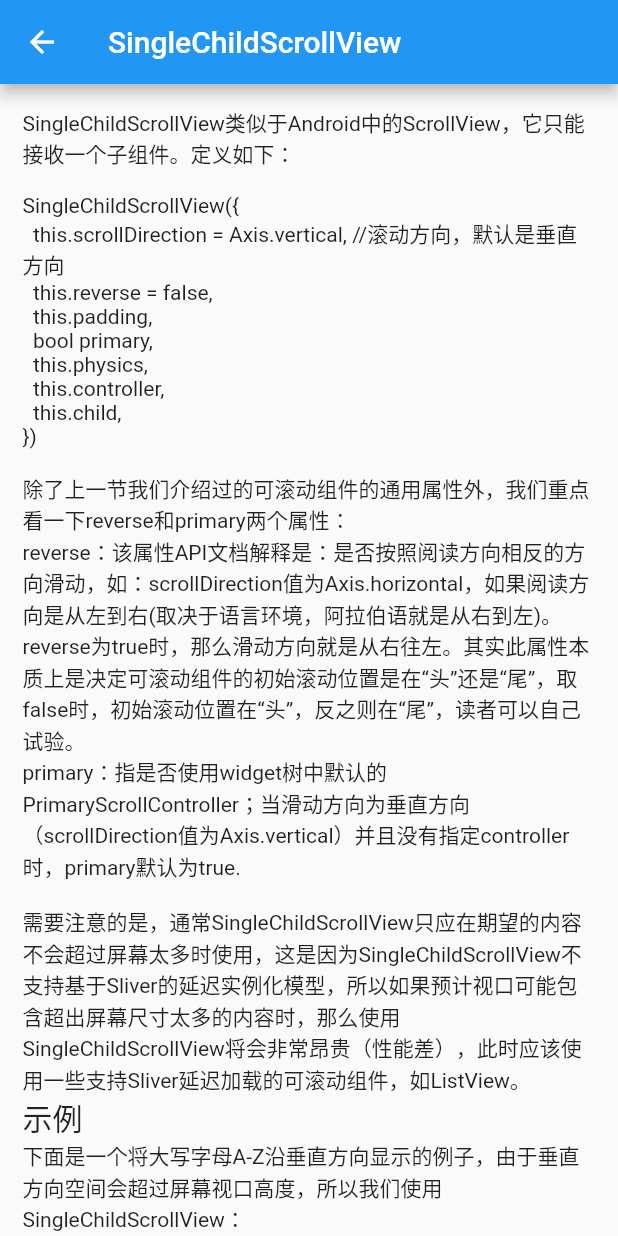
After one commit to 75902641/Learning-flutter, a Flutter app: the SingleChildScrollViewClass screen opened directly, on a phone screen of 412 x 824 dp. The commit adds this screen. Run offline on Flutter 3.47's test engine with Material 2 defaults, Android fonts, the phone set to English and light mode, and no system bars.

Commit message:
更新内容

```diff
--- /dev/null
+++ b/lib/ScrollableComponent/SingleChildScrollView/SingleChildScrollViewClass.dart
@@ -0,0 +1,53 @@
+import 'package:flutter/cupertino.dart';
+import 'package:flutter/material.dart';
+
+class SingleChildScrollViewClass extends StatefulWidget {
+  @override
+  _SingleChildScrollViewClassState createState() =>
+      _SingleChildScrollViewClassState();
+}
+
+class _SingleChildScrollViewClassState
+    extends State<SingleChildScrollViewClass> {
+  String str = "ABCDEFGHIJKLMNOPQRSTUVWXYZ";
+
+  @override
+  Widget build(BuildContext context) {
+    return Scaffold(
+      appBar: AppBar(
+        title: Text('SingleChildScrollView'),
+      ),
+      body: Scrollbar(
+        child: SingleChildScrollView(
+          padding: EdgeInsets.all(15.0),
+          child: Column(
+            crossAxisAlignment: CrossAxisAlignment.start,
+            children: <Widget>[
+              Text(
+                  'SingleChildScrollView类似于Android中的ScrollView，它只能接收一个子组件。定义如下：\n\nSingleChildScrollView({\n  this.scrollDirection = Axis.vertical, //滚动方向，默认是垂直方向\n  this.reverse = false, \n  this.padding, \n  bool primary, \n  this.physics, \n  this.controller,\n  this.child,\n})\n\n除了上一节我们介绍过的可滚动组件的通用属性外，我们重点看一下reverse和primary两个属性：\nreverse：该属性API文档解释是：是否按照阅读方向相反的方向滑动，如：scrollDirection值为Axis.horizontal，如果阅读方向是从左到右(取决于语言环境，阿拉伯语就是从右到左)。reverse为true时，那么滑动方向就是从右往左。其实此属性本质上是决定可滚动组件的初始滚动位置是在“头”还是“尾”，取false时，初始滚动位置在“头”，反之则在“尾”，读者可以自己试验。\nprimary：指是否使用widget树中默认的PrimaryScrollController；当滑动方向为垂直方向（scrollDirection值为Axis.vertical）并且没有指定controller时，primary默认为true.\n\n需要注意的是，通常SingleChildScrollView只应在期望的内容不会超过屏幕太多时使用，这是因为SingleChildScrollView不支持基于Sliver的延迟实例化模型，所以如果预计视口可能包含超出屏幕尺寸太多的内容时，那么使用SingleChildScrollView将会非常昂贵（性能差），此时应该使用一些支持Sliver延迟加载的可滚动组件，如ListView。'),
+              Text(
+                '示例',
+                style: TextStyle(fontSize: 20.0),
+              ),
+              Text(
+                  '下面是一个将大写字母A-Z沿垂直方向显示的例子，由于垂直方向空间会超过屏幕视口高度，所以我们使用SingleChildScrollView：\n\nclass SingleChildScrollViewTestRoute extends StatelessWidget {\n  @override\n  Widget build(BuildContext context) {\n    String str = "ABCDEFGHIJKLMNOPQRSTUVWXYZ";\n    return Scrollbar( // 显示进度条\n      child: SingleChildScrollView(\n        padding: EdgeInsets.all(16.0),\n        child: Center(\n          child: Column( \n            //动态创建一个List<Widget> \n            children: str.split("") \n                //每一个字母都用一个Text显示,字体为原来的两倍\n                .map((c) => Text(c, textScaleFactor: 2.0,)) \n                .toList(),\n          ),\n        ),\n      ),\n    );\n  }\n}\n\n运行效果如下'),
+              Center(
+                child: Column(
+                  //动态创建一个List<Widget>
+                  children: str
+                      .split("")
+                      //每一个字母都用一个Text显示,字体为原来的两倍
+                      .map((c) => Text(
+                            c,
+                            textScaleFactor: 2.0,
+                          ))
+                      .toList(),
+                ),
+              ),
+            ],
+          ),
+        ),
+      ),
+    );
+  }
+}
--- a/lib/main.dart
+++ b/lib/main.dart
@@ -17,6 +17,7 @@ import 'package:flutter_app/LayoutClassComponent/IntroductionToLayoutClassCompon
 import 'package:flutter_app/LayoutClassComponent/LinearLayout/LinearLayoutRowColumn.dart';
 import 'package:flutter_app/LayoutClassComponent/StreamingLayout/StreamingLayout.dart';
 import 'package:flutter_app/ScrollableComponent/IntroductionToScrollableComponents/IntroductionToScrollableComponents.dart';
+import 'package:flutter_app/ScrollableComponent/SingleChildScrollView/SingleChildScrollViewClass.dart';
 import 'BasicControl/InputBoxAndForm/InputBoxAndForm.dart';
 import 'BasicControl/RadioSwitchAndCheckBox/RadioSwitchAndCheckBox.dart';
 
@@ -188,6 +189,10 @@ class _MyHomePageState extends State<MyHomePage> {
           Navigator.push(context, MaterialPageRoute(builder: (context) {
             return IntroductionToScrollableComponents();
           }));
+        } else if (titleItem == 'SingleChildScrollView') {
+          Navigator.push(context, MaterialPageRoute(builder: (context) {
+            return SingleChildScrollViewClass();
+          }));
         }
       },
     );
@@ -215,6 +220,7 @@ class _MyHomePageState extends State<MyHomePage> {
     'Scaffold、TabBar、底部导航',
     '剪裁',
     '可滚动组件简介',
+    'SingleChildScrollView'
   ];
 
   List<Icon> iconItems = <Icon>[
@@ -238,6 +244,7 @@ class _MyHomePageState extends State<MyHomePage> {
     new Icon(Icons.keyboard),
     new Icon(Icons.radio_button_checked),
     new Icon(Icons.router),
+    new Icon(Icons.pages),
   ];
 
   List<String> subTitleItems = <String>[
@@ -260,6 +267,7 @@ class _MyHomePageState extends State<MyHomePage> {
     'subTitle: Container容器',
     'subTitle: Scaffold、TabBar、底部导航',
     'subTitle: 剪裁（Clip）',
-    'subTitle: 可滚动组件简介'
+    'subTitle: 可滚动组件简介',
+    'subTitle: SingleChildScrollView'
   ];
 }
```
Also changed, not shown: 1 other file.
